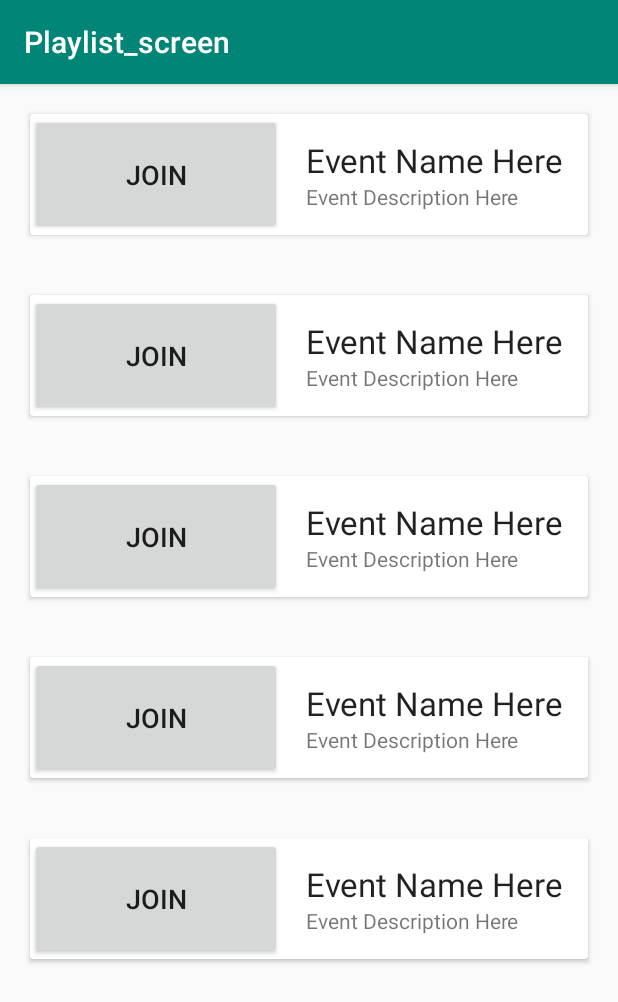
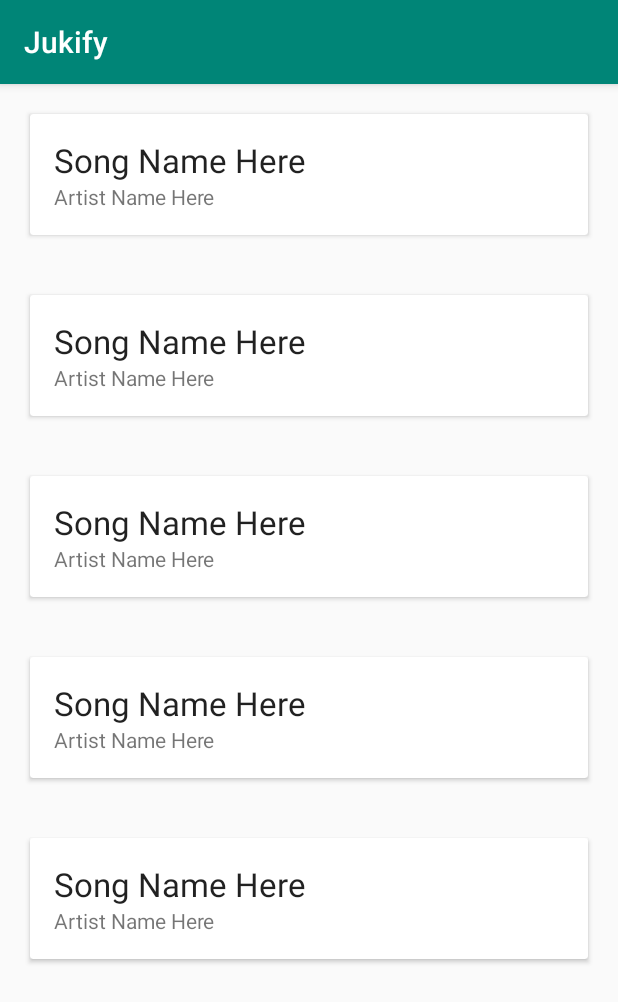
Before and after one commit to rtorres678/Jukify, an Android app: the playlistScreen screen opened directly, with no data from a screen before it, on a phone screen of 412 x 824 dp. Shown: the top 1002 px of the screen. Run offline under Robolectric (Android 15) with nearby library versions, the phone set to English and light mode, and no system bars.

Commit message:
This shit works bitches

```diff
--- a/app/src/main/java/jukify/jukify/MyAdapter.java
+++ b/app/src/main/java/jukify/jukify/MyAdapter.java
@@ -60,7 +60,7 @@ public class MyAdapter extends RecyclerView.Adapter<MyAdapter.MyViewHolder> {
         holder.joinButton.setOnClickListener(new View.OnClickListener(){
             @Override
             public void onClick(View v) {
-                Intent intent = new Intent(v.getContext(),  Playlist_screen.class);
+                Intent intent = new Intent(v.getContext(),  playlistScreen.class);
                 intent.putExtra("Event", listEvent);
                 v.getContext().startActivity(intent);
             }
--- a/app/src/main/java/jukify/jukify/SongAdapter.java
+++ b/app/src/main/java/jukify/jukify/SongAdapter.java
@@ -25,14 +25,11 @@ public class SongAdapter extends RecyclerView.Adapter<SongAdapter.SongViewHolder
     public static class SongViewHolder extends RecyclerView.ViewHolder {
 
         public TextView textViewName;
-        public TextView textViewDesc;
-        public Button joinButton;
+        public TextView textViewArt;
         public SongViewHolder(View v) {
             super(v);
-            //textViewName = (TextView) itemView.findViewById(R.id.TextViewSongName);
-            //textViewDesc = (TextView) itemView.findViewById(R.id.TextViewSongDescription);
-            joinButton = (Button) itemView.findViewById(R.id.button5);
-
+            textViewName = (TextView) itemView.findViewById(R.id.TextViewSongName);
+            textViewArt = (TextView) itemView.findViewById(R.id.TextViewArtistName);
         }
     }
 
@@ -44,7 +41,7 @@ public class SongAdapter extends RecyclerView.Adapter<SongAdapter.SongViewHolder
     @Override
     public SongAdapter.SongViewHolder onCreateViewHolder(ViewGroup parent, int viewType) {
         View v = LayoutInflater.from(parent.getContext())
-                .inflate(R.layout.my_text_view , parent,false);
+                .inflate(R.layout.song_text_view , parent,false);
         return new SongViewHolder(v);
     }
 
@@ -53,10 +50,10 @@ public class SongAdapter extends RecyclerView.Adapter<SongAdapter.SongViewHolder
     public void onBindViewHolder(SongViewHolder holder, int position) {
 
         final Song listSong = listSongs.get(position);
-        holder.textViewName.setText("Song Name: "+ listSong.getName());
+        //holder.textViewName.setText("Song Name: "+ listSong.getName());
         //holder.textViewDesc.setText("Hosted by: " + listSong.getHost());
 
-
+        /*
         holder.joinButton.setOnClickListener(new View.OnClickListener(){
             @Override
             public void onClick(View v) {
@@ -64,7 +61,7 @@ public class SongAdapter extends RecyclerView.Adapter<SongAdapter.SongViewHolder
                 intent.putExtra("Song", listSong);
                 v.getContext().startActivity(intent);
             }
-        });
+        });*/
     }
 
     // Return the size of the feed (invoked by the layout manager)
--- a/app/src/main/java/jukify/jukify/displayFeedActivity.java
+++ b/app/src/main/java/jukify/jukify/displayFeedActivity.java
@@ -23,7 +23,7 @@ public class displayFeedActivity extends AppCompatActivity {
         super.onCreate(savedInstanceState);
         setContentView(R.layout.activity_display_feed);
 
-        mRecyclerView = (RecyclerView) findViewById(R.id.song_recycler_view);
+        mRecyclerView = (RecyclerView) findViewById(R.id.my_recycler_view);
         mRecyclerView.setHasFixedSize(true);
         mLayoutManager = new LinearLayoutManager(this);
         mRecyclerView.setLayoutManager(mLayoutManager);
@@ -41,7 +41,7 @@ public class displayFeedActivity extends AppCompatActivity {
     }
 
     public void joinEvent(View view) {
-        Intent intent = new Intent(this, Playlist_screen.class);
+        Intent intent = new Intent(this, playlistScreen.class);
         startActivity(intent);
     }
 
--- a/app/src/main/java/jukify/jukify/newPlaylistScreen.java
+++ b/app/src/main/java/jukify/jukify/newPlaylistScreen.java
@@ -21,7 +21,7 @@ public class newPlaylistScreen extends AppCompatActivity {
         String name = nameText.getText().toString();
         Event eventNew = new Event(name);
 
-        Intent intent = new Intent(v.getContext(),  Playlist_screen.class);
+        Intent intent = new Intent(v.getContext(),  playlistScreen.class);
         intent.putExtra("Event", eventNew);
         v.getContext().startActivity(intent);
     }
--- a/app/src/main/java/jukify/jukify/Playlist_screen.java
+++ b/app/src/main/java/jukify/jukify/playlistScreen.java
@@ -1,37 +1,29 @@
 package jukify.jukify;
 
+import android.support.v7.app.AppCompatActivity;
 import android.os.Bundle;
-import android.support.design.widget.FloatingActionButton;
-import android.support.design.widget.Snackbar;
-import android.support.v7.app.AppCompatActivity;
 import android.support.v7.widget.LinearLayoutManager;
 import android.support.v7.widget.RecyclerView;
-import android.support.v7.widget.Toolbar;
-import android.view.View;
 
 import java.util.ArrayList;
 import java.util.List;
 
-public class Playlist_screen extends AppCompatActivity {
-    Event event;
+public class playlistScreen extends AppCompatActivity {
 
     private RecyclerView mRecyclerView;
     private RecyclerView.Adapter mAdapter;
     private RecyclerView.LayoutManager mLayoutManager;
+
     private List<Song> listSongs;
 
     @Override
     protected void onCreate(Bundle savedInstanceState) {
         super.onCreate(savedInstanceState);
         setContentView(R.layout.activity_playlist_screen);
-        Toolbar toolbar = (Toolbar) findViewById(R.id.toolbar);
-        event = (Event)getIntent().getSerializableExtra("Event");
-        toolbar.setTitle(event.getName());
-        setSupportActionBar(toolbar);
 
 
         mRecyclerView = (RecyclerView) findViewById(R.id.song_recycler_view);
-        mRecyclerView.setHasFixedSize(false);
+        mRecyclerView.setHasFixedSize(true);
         mLayoutManager = new LinearLayoutManager(this);
         mRecyclerView.setLayoutManager(mLayoutManager);
 
@@ -44,15 +36,5 @@ public class Playlist_screen extends AppCompatActivity {
 
         mAdapter = new SongAdapter(listSongs, this);
         mRecyclerView.setAdapter(mAdapter);
-
-        FloatingActionButton fab = (FloatingActionButton) findViewById(R.id.fab);
-        fab.setOnClickListener(new View.OnClickListener() {
-            @Override
-            public void onClick(View view) {
-                Snackbar.make(view, "Replace with your own action", Snackbar.LENGTH_LONG)
-                        .setAction("Action", null).show();
-            }
-        });
     }
-
 }
--- a/app/src/main/res/layout/activity_display_feed.xml
+++ b/app/src/main/res/layout/activity_display_feed.xml
@@ -7,7 +7,7 @@
     tools:context=".displayFeedActivity">
 
     <android.support.v7.widget.RecyclerView
-    android:id="@+id/song_recycler_view"
+    android:id="@+id/my_recycler_view"
     android:layout_width="match_parent"
     android:layout_height="match_parent"
     app:layout_constraintBottom_toBottomOf="parent"
@@ -20,8 +20,8 @@
         android:id="@+id/button2"
         android:layout_width="wrap_content"
         android:layout_height="wrap_content"
-        android:layout_marginStart="8dp"
-        android:layout_marginLeft="8dp"
+        android:layout_marginStart="280dp"
+        android:layout_marginLeft="280dp"
         android:layout_marginTop="8dp"
         android:layout_marginEnd="8dp"
         android:layout_marginRight="8dp"
--- a/app/src/main/res/layout/activity_playlist_screen.xml
+++ b/app/src/main/res/layout/activity_playlist_screen.xml
@@ -1,34 +1,19 @@
 <?xml version="1.0" encoding="utf-8"?>
-<android.support.design.widget.CoordinatorLayout xmlns:android="http://schemas.android.com/apk/res/android"
+<android.support.constraint.ConstraintLayout xmlns:android="http://schemas.android.com/apk/res/android"
     xmlns:app="http://schemas.android.com/apk/res-auto"
     xmlns:tools="http://schemas.android.com/tools"
     android:layout_width="match_parent"
     android:layout_height="match_parent"
-    tools:context=".Playlist_screen">
+    tools:context=".playlistScreen">
 
-    <android.support.design.widget.AppBarLayout
+    <android.support.v7.widget.RecyclerView
+        android:id="@+id/song_recycler_view"
         android:layout_width="match_parent"
-        android:layout_height="wrap_content"
-        android:theme="@style/AppTheme.AppBarOverlay">
+        android:layout_height="match_parent"
+        app:layout_constraintBottom_toBottomOf="parent"
+        app:layout_constraintEnd_toEndOf="parent"
+        app:layout_constraintStart_toStartOf="parent"
+        app:layout_constraintTop_toTopOf="parent"
+        tools:itemCount="1" />
 
-        <android.support.v7.widget.Toolbar
-            android:id="@+id/toolbar"
-            android:layout_width="match_parent"
-            android:layout_height="?attr/actionBarSize"
-            android:background="?attr/colorPrimary"
-            app:popupTheme="@style/AppTheme.PopupOverlay" />
-
-    </android.support.design.widget.AppBarLayout>
-
-    <include layout="@layout/content_playlist_screen" />
-
-    <android.support.design.widget.FloatingActionButton
-        android:id="@+id/fab"
-        android:layout_width="wrap_content"
-        android:layout_height="wrap_content"
-        android:layout_gravity="bottom|end"
-        android:layout_margin="@dimen/fab_margin"
-        android:visibility="gone"
-        app:srcCompat="@android:drawable/ic_dialog_email" />
-
-</android.support.design.widget.CoordinatorLayout>
+</android.support.constraint.ConstraintLayout>
--- a/app/src/main/res/layout/content_playlist_screen.xml
+++ /dev/null
@@ -1,21 +0,0 @@
-<?xml version="1.0" encoding="utf-8"?>
-<android.support.constraint.ConstraintLayout xmlns:android="http://schemas.android.com/apk/res/android"
-    xmlns:app="http://schemas.android.com/apk/res-auto"
-    xmlns:tools="http://schemas.android.com/tools"
-    android:layout_width="match_parent"
-    android:layout_height="match_parent"
-    app:layout_behavior="@string/appbar_scrolling_view_behavior"
-    tools:context=".Playlist_screen"
-    tools:showIn="@layout/activity_playlist_screen">
-
-    <android.support.v7.widget.RecyclerView
-        android:id="@+id/song_recycler_view"
-        android:layout_width="match_parent"
-        android:layout_height="match_parent"
-        app:layout_constraintBottom_toBottomOf="parent"
-        app:layout_constraintEnd_toEndOf="parent"
-        app:layout_constraintStart_toStartOf="parent"
-        app:layout_constraintTop_toTopOf="parent"
-        tools:itemCount="1" />
-
-</android.support.constraint.ConstraintLayout>
--- /dev/null
+++ b/app/src/main/res/layout/song_text_view.xml
@@ -0,0 +1,41 @@
+<?xml version="1.0" encoding="utf-8"?>
+<LinearLayout xmlns:android="http://schemas.android.com/apk/res/android"
+    xmlns:tools="http://schemas.android.com/tools"
+    android:orientation="vertical"
+    android:layout_width="match_parent"
+    android:layout_height="wrap_content">
+
+    <android.support.v7.widget.CardView
+        android:layout_margin="@dimen/activity_horizontal_margin"
+        android:layout_width="match_parent"
+        android:layout_height="wrap_content">
+
+        <LinearLayout
+            android:layout_width="match_parent"
+            android:layout_height="match_parent"
+            android:orientation="horizontal">
+
+            <LinearLayout
+                android:layout_width="wrap_content"
+                android:layout_height="wrap_content"
+                android:orientation="vertical"
+                android:padding="@dimen/text_margin">
+
+                <TextView
+                    android:id="@+id/TextViewSongName"
+                    android:layout_width="match_parent"
+                    android:layout_height="wrap_content"
+                    android:text="Song Name Here"
+                    android:textAppearance="@style/Base.TextAppearance.AppCompat.Large" />
+
+                <TextView
+                    android:id="@+id/TextViewArtistName"
+                    android:layout_width="match_parent"
+                    android:layout_height="wrap_content"
+                    android:text="Artist Name Here"/>
+            </LinearLayout>
+        </LinearLayout>
+
+    </android.support.v7.widget.CardView>
+
+</LinearLayout>
```
Also changed, not shown: app/src/main/AndroidManifest.xml (+3 -11 lines).
